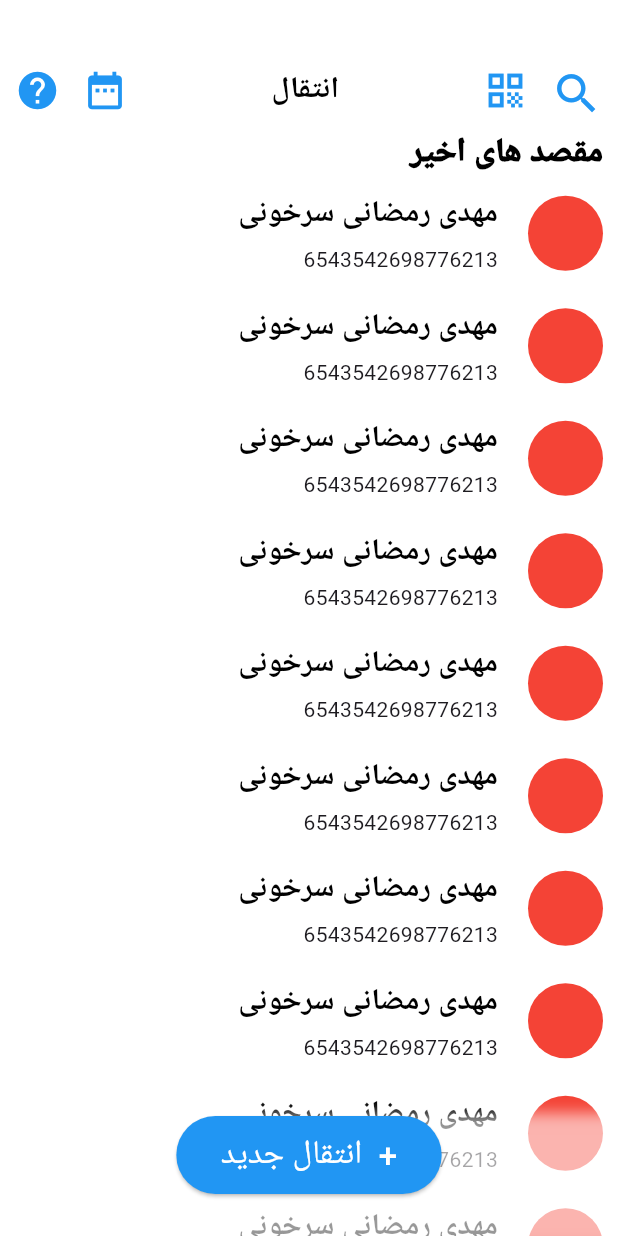
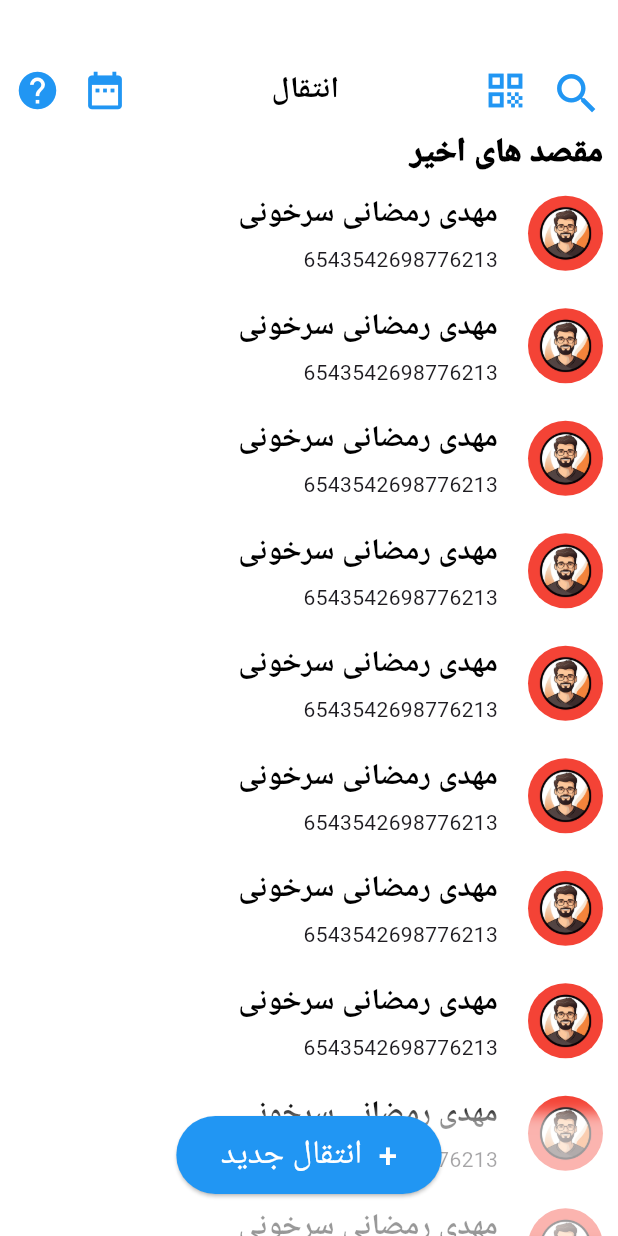
Before and after one commit to mahdiramezanii/blue-bank-application, a Flutter app: the screen it shows after launch, on a phone screen of 412 x 824 dp. Run offline on Flutter 3.47's test engine with Material 3 defaults, Android fonts, the phone set to English and light mode, and no system bars.

Commit message:
complated transfor screan

```diff
--- a/lib/screan/transfer_screan.dart
+++ b/lib/screan/transfer_screan.dart
@@ -116,6 +116,7 @@
                             color: Colors.red,
                             borderRadius: BorderRadius.circular(100),
                           ),
+                          child: Image(image: AssetImage("assets/images/avatar.png")),
                         ),
                       ],
                     ),
```
